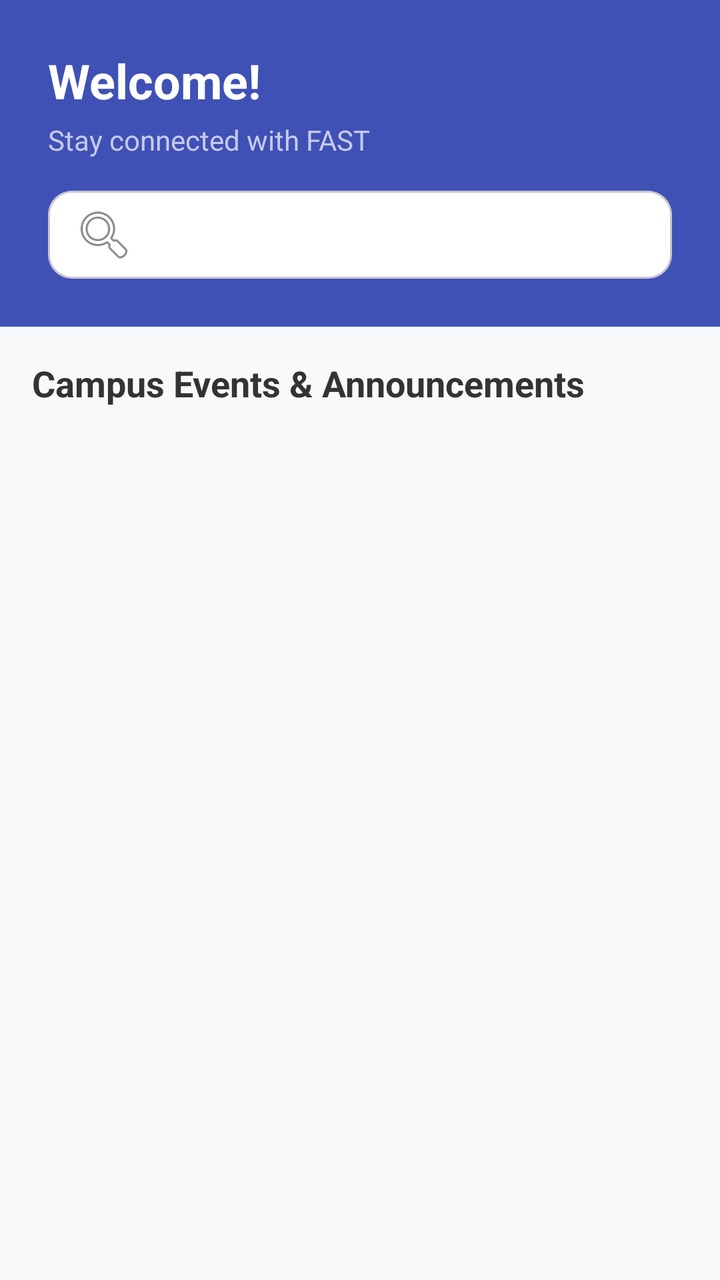
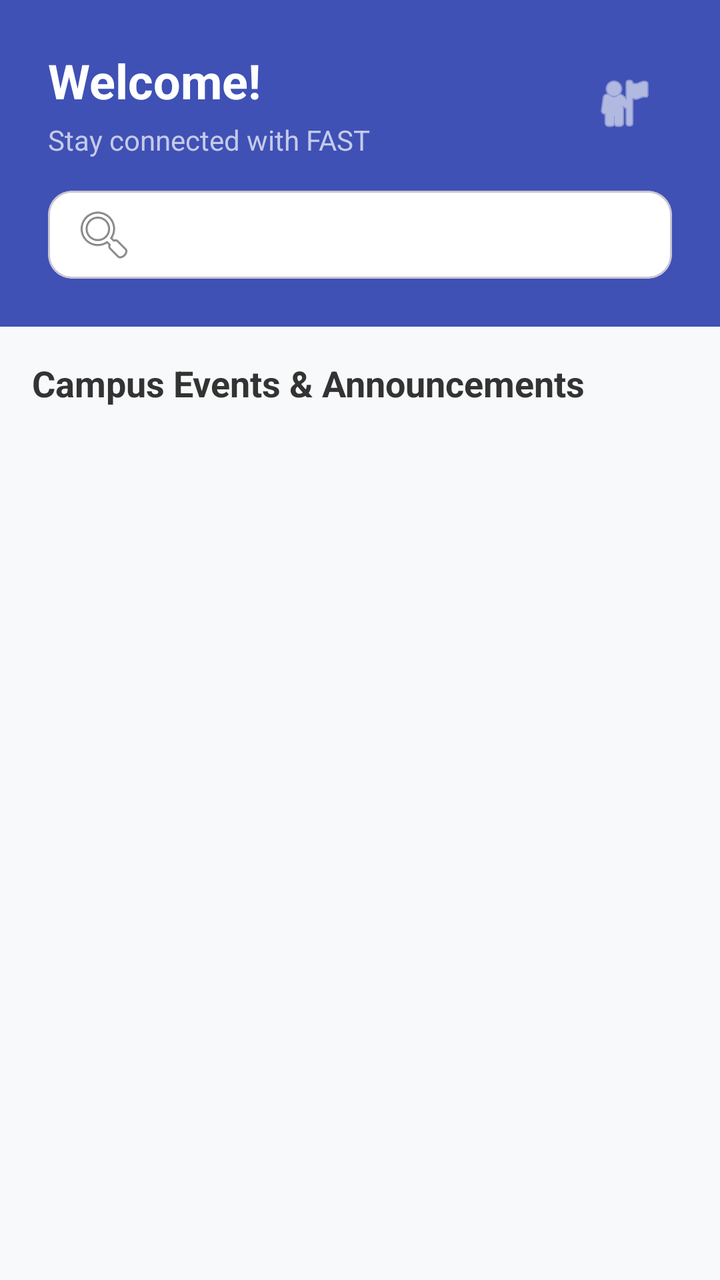

An Android layout rendered at two revisions. The XML below is the earlier revision; the diff shows what the commit changed to produce the second picture.
<!-- AndroidManifest.xml: application theme Theme.FastConnect -->
<!-- res/layout/fragment_home.xml -->
<?xml version="1.0" encoding="utf-8"?>
<LinearLayout
    xmlns:android="http://schemas.android.com/apk/res/android"
    xmlns:app="http://schemas.android.com/apk/res-auto"
    android:layout_width="match_parent"
    android:layout_height="match_parent"
    android:orientation="vertical"
    android:background="#F8F9FA">

    
    <LinearLayout
        android:layout_width="match_parent"
        android:layout_height="wrap_content"
        android:orientation="vertical"
        android:background="#3F51B5"
        android:padding="24dp">

        <TextView
            android:id="@+id/tvWelcomeUser"
            android:layout_width="match_parent"
            android:layout_height="wrap_content"
            android:text="Welcome!"
            android:textColor="#FFFFFF"
            android:textSize="24sp"
            android:textStyle="bold" />

        <TextView
            android:id="@+id/tvWelcomeSubtitle"
            android:layout_width="match_parent"
            android:layout_height="wrap_content"
            android:layout_marginTop="4dp"
            android:text="Stay connected with FAST"
            android:textColor="#C5CAE9"
            android:textSize="14sp" />

        
        <com.google.android.material.card.MaterialCardView
            android:layout_width="match_parent"
            android:layout_height="wrap_content"
            android:layout_marginTop="16dp"
            app:cardCornerRadius="12dp"
            app:cardElevation="0dp"
            app:cardBackgroundColor="#FFFFFF">

            <androidx.appcompat.widget.SearchView
                android:id="@+id/searchViewEvents"
                android:layout_width="match_parent"
                android:layout_height="44dp"
                android:iconifiedByDefault="false"
                app:queryHint="Search events..."
                app:searchIcon="@android:drawable/ic_menu_search" />

        </com.google.android.material.card.MaterialCardView>

    </LinearLayout>

    
    <TextView
        android:layout_width="match_parent"
        android:layout_height="wrap_content"
        android:text="Campus Events &amp; Announcements"
        android:textSize="18sp"
        android:textStyle="bold"
        android:textColor="#333333"
        android:padding="16dp" />

    
    <androidx.recyclerview.widget.RecyclerView
        android:id="@+id/rvEvents"
        android:layout_width="match_parent"
        android:layout_height="0dp"
        android:layout_weight="1"
        android:clipToPadding="false"
        android:paddingBottom="8dp" />

</LinearLayout>
<!-- resources referenced by this layout -->
<resources>
  <style name="Theme.FastConnect" parent="Base.Theme.FastConnect" />
  <style name="Base.Theme.FastConnect" parent="Theme.Material3.DayNight.NoActionBar">
          
          
      </style>
</resources>

<!-- the commit's change to res/layout/fragment_home.xml (unified diff, before → after) -->
@@ -15,23 +15,48 @@
         android:background="#3F51B5"
         android:padding="24dp">
 
-        <TextView
-            android:id="@+id/tvWelcomeUser"
+        <LinearLayout
             android:layout_width="match_parent"
             android:layout_height="wrap_content"
-            android:text="Welcome!"
-            android:textColor="#FFFFFF"
-            android:textSize="24sp"
-            android:textStyle="bold" />
+            android:orientation="horizontal"
+            android:gravity="center_vertical">
 
-        <TextView
-            android:id="@+id/tvWelcomeSubtitle"
-            android:layout_width="match_parent"
-            android:layout_height="wrap_content"
-            android:layout_marginTop="4dp"
-            android:text="Stay connected with FAST"
-            android:textColor="#C5CAE9"
-            android:textSize="14sp" />
+            <LinearLayout
+                android:layout_width="0dp"
+                android:layout_height="wrap_content"
+                android:layout_weight="1"
+                android:orientation="vertical">
+
+                <TextView
+                    android:id="@+id/tvWelcomeUser"
+                    android:layout_width="match_parent"
+                    android:layout_height="wrap_content"
+                    android:text="Welcome!"
+                    android:textColor="#FFFFFF"
+                    android:textSize="24sp"
+                    android:textStyle="bold" />
+
+                <TextView
+                    android:id="@+id/tvWelcomeSubtitle"
+                    android:layout_width="match_parent"
+                    android:layout_height="wrap_content"
+                    android:layout_marginTop="4dp"
+                    android:text="Stay connected with FAST"
+                    android:textColor="#C5CAE9"
+                    android:textSize="14sp" />
+            </LinearLayout>
+
+            <ImageView
+                android:id="@+id/btnProfile"
+                android:layout_width="48dp"
+                android:layout_height="48dp"
+                android:src="@android:drawable/ic_menu_myplaces"
+                android:background="?attr/selectableItemBackgroundBorderless"
+                android:clickable="true"
+                android:focusable="true"
+                android:padding="8dp"
+                app:tint="#FFFFFF" />
+        </LinearLayout>
 
         
         <com.google.android.material.card.MaterialCardView
